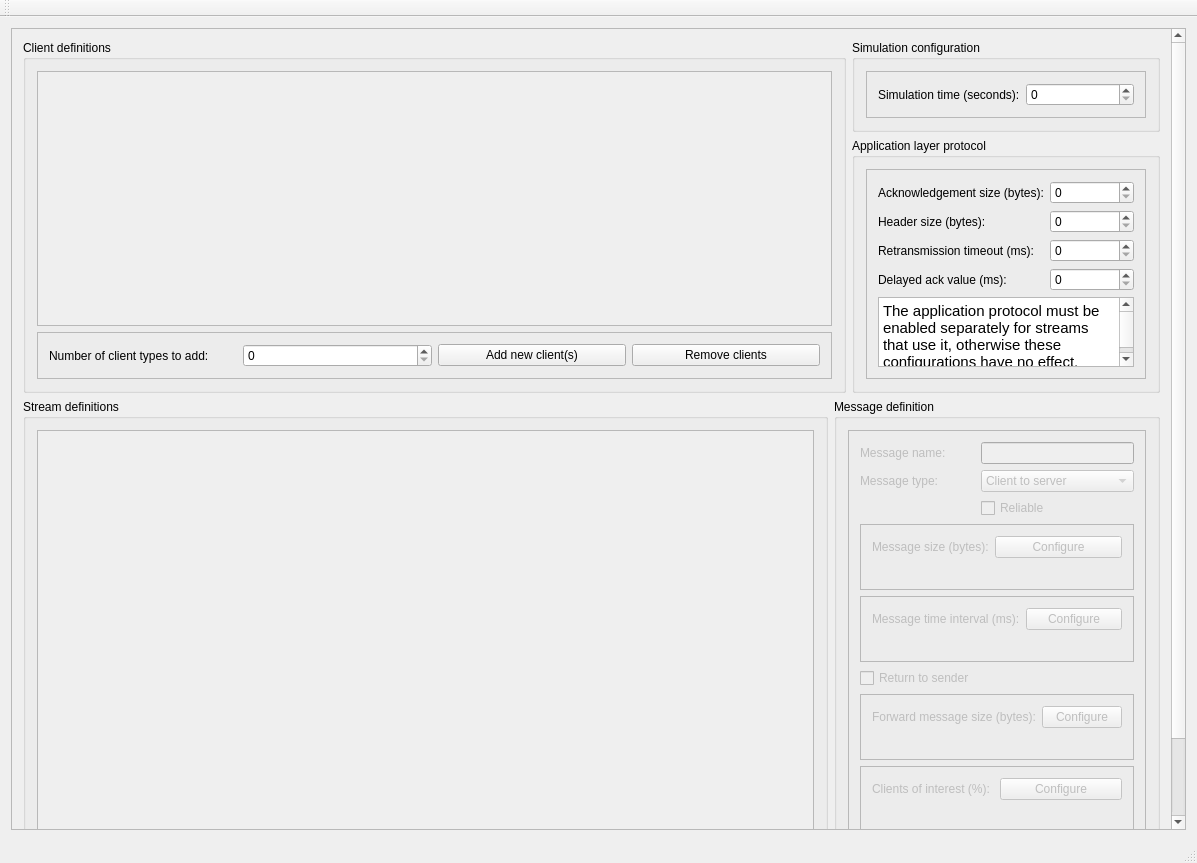
Qt form GUI/mainwindow.ui (Chiru/NVE_Simulation) before a commit.
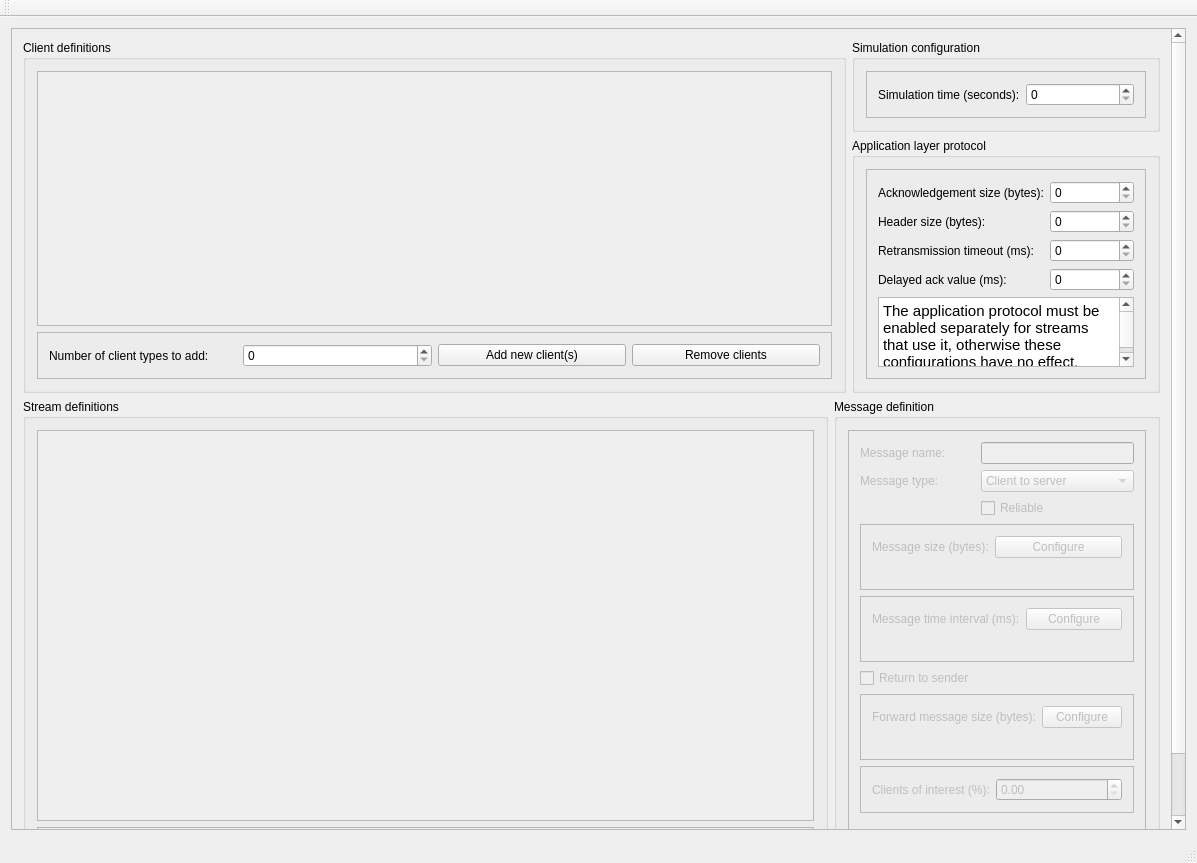
The same form after that commit.

Commit message: Small modifications and added a new class to handle probability distribution configuration.

Patch:
```diff
--- a/GUI/mainwindow.ui
+++ b/GUI/mainwindow.ui
@@ -30,9 +30,9 @@
        <property name="geometry">
         <rect>
          <x>0</x>
-         <y>-134</y>
+         <y>-64</y>
          <width>1161</width>
-         <height>917</height>
+         <height>900</height>
         </rect>
        </property>
        <layout class="QGridLayout" name="gridLayout_5">
@@ -254,7 +254,7 @@
                 <x>0</x>
                 <y>0</y>
                 <width>750</width>
-                <height>447</height>
+                <height>430</height>
                </rect>
               </property>
              </widget>
@@ -487,7 +487,7 @@
                 <property name="frameShadow">
                  <enum>QFrame::Raised</enum>
                 </property>
-                <layout class="QGridLayout" name="gridLayout_6">
+                <layout class="QFormLayout" name="formLayout_4">
                  <item row="0" column="0">
                   <widget class="QLabel" name="message_clientsOfInterest">
                    <property name="enabled">
@@ -502,18 +502,7 @@
                   </widget>
                  </item>
                  <item row="0" column="1">
-                  <widget class="QPushButton" name="message_configClientsOfInterest">
-                   <property name="text">
-                    <string>Configure</string>
-                   </property>
-                  </widget>
-                 </item>
-                 <item row="1" column="0" colspan="2">
-                  <widget class="QLabel" name="label_10">
-                   <property name="text">
-                    <string/>
-                   </property>
-                  </widget>
+                  <widget class="QDoubleSpinBox" name="message_clientsOfInterestSpinBox"/>
                  </item>
                 </layout>
                </widget>
```
Left out of the diff: 64 changed lines with no effect on the pictures. The commit also changes 6 other files.
